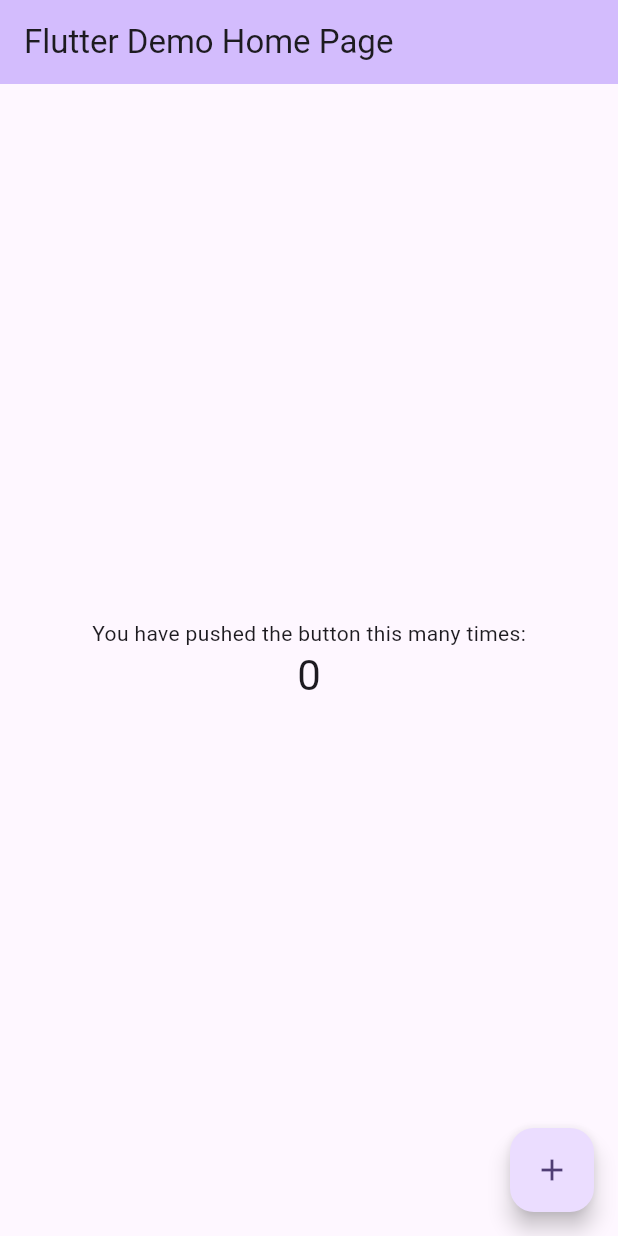
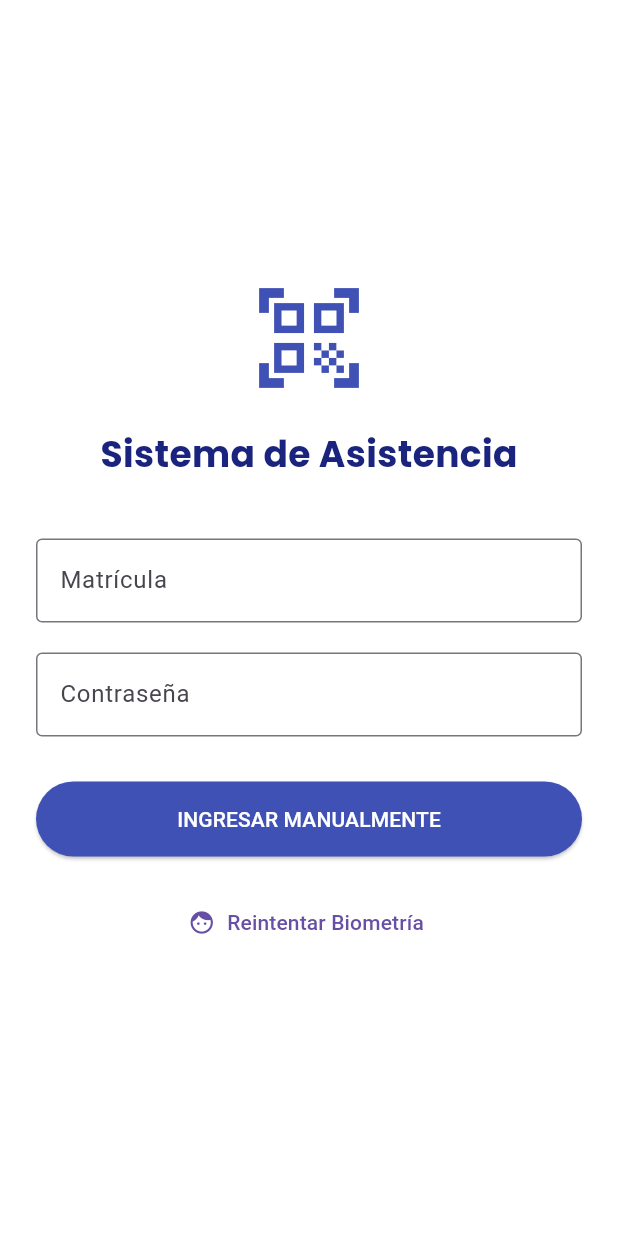
Before and after one commit to AireyuC/ReconocimientoFacial, a Flutter app: the screen it shows after launch, on a phone screen of 412 x 824 dp. Run offline on Flutter 3.47's test engine with Material 3 defaults, Android fonts, the phone set to English and light mode, and no system bars; our stand-ins replace flutter_secure_storage, google_fonts, graphql_flutter, local_auth.

Commit message:
ReconocimientoFacial App funcional

```diff
--- a/u_app/lib/main.dart
+++ b/u_app/lib/main.dart
@@ -1,122 +1,23 @@
 import 'package:flutter/material.dart';
+import 'screens/login_screen.dart'; // Importamos tu pantalla nueva
 
 void main() {
-  runApp(const MyApp());
+  runApp(const UniversityApp());
 }
 
-class MyApp extends StatelessWidget {
-  const MyApp({super.key});
+class UniversityApp extends StatelessWidget {
+  const UniversityApp({super.key});
 
-  // This widget is the root of your application.
   @override
   Widget build(BuildContext context) {
     return MaterialApp(
-      title: 'Flutter Demo',
+      debugShowCheckedModeBanner: false, // Quita la etiqueta "Debug"
+      title: 'Acceso U',
       theme: ThemeData(
-        // This is the theme of your application.
-        //
-        // TRY THIS: Try running your application with "flutter run". You'll see
-        // the application has a purple toolbar. Then, without quitting the app,
-        // try changing the seedColor in the colorScheme below to Colors.green
-        // and then invoke "hot reload" (save your changes or press the "hot
-        // reload" button in a Flutter-supported IDE, or press "r" if you used
-        // the command line to start the app).
-        //
-        // Notice that the counter didn't reset back to zero; the application
-        // state is not lost during the reload. To reset the state, use hot
-        // restart instead.
-        //
-        // This works for code too, not just values: Most code changes can be
-        // tested with just a hot reload.
-        colorScheme: .fromSeed(seedColor: Colors.deepPurple),
+        primarySwatch: Colors.indigo,
+        useMaterial3: true,
       ),
-      home: const MyHomePage(title: 'Flutter Demo Home Page'),
+      home: const LoginScreen(), // <--- Aquí le decimos que inicie en el Login
     );
   }
 }
-
-class MyHomePage extends StatefulWidget {
-  const MyHomePage({super.key, required this.title});
-
-  // This widget is the home page of your application. It is stateful, meaning
-  // that it has a State object (defined below) that contains fields that affect
-  // how it looks.
-
-  // This class is the configuration for the state. It holds the values (in this
-  // case the title) provided by the parent (in this case the App widget) and
-  // used by the build method of the State. Fields in a Widget subclass are
-  // always marked "final".
-
-  final String title;
-
-  @override
-  State<MyHomePage> createState() => _MyHomePageState();
-}
-
-class _MyHomePageState extends State<MyHomePage> {
-  int _counter = 0;
-
-  void _incrementCounter() {
-    setState(() {
-      // This call to setState tells the Flutter framework that something has
-      // changed in this State, which causes it to rerun the build method below
-      // so that the display can reflect the updated values. If we changed
-      // _counter without calling setState(), then the build method would not be
-      // called again, and so nothing would appear to happen.
-      _counter++;
-    });
-  }
-
-  @override
-  Widget build(BuildContext context) {
-    // This method is rerun every time setState is called, for instance as done
-    // by the _incrementCounter method above.
-    //
-    // The Flutter framework has been optimized to make rerunning build methods
-    // fast, so that you can just rebuild anything that needs updating rather
-    // than having to individually change instances of widgets.
-    return Scaffold(
-      appBar: AppBar(
-        // TRY THIS: Try changing the color here to a specific color (to
-        // Colors.amber, perhaps?) and trigger a hot reload to see the AppBar
-        // change color while the other colors stay the same.
-        backgroundColor: Theme.of(context).colorScheme.inversePrimary,
-        // Here we take the value from the MyHomePage object that was created by
-        // the App.build method, and use it to set our appbar title.
-        title: Text(widget.title),
-      ),
-      body: Center(
-        // Center is a layout widget. It takes a single child and positions it
-        // in the middle of the parent.
-        child: Column(
-          // Column is also a layout widget. It takes a list of children and
-          // arranges them vertically. By default, it sizes itself to fit its
-          // children horizontally, and tries to be as tall as its parent.
-          //
-          // Column has various properties to control how it sizes itself and
-          // how it positions its children. Here we use mainAxisAlignment to
-          // center the children vertically; the main axis here is the vertical
-          // axis because Columns are vertical (the cross axis would be
-          // horizontal).
-          //
-          // TRY THIS: Invoke "debug painting" (choose the "Toggle Debug Paint"
-          // action in the IDE, or press "p" in the console), to see the
-          // wireframe for each widget.
-          mainAxisAlignment: .center,
-          children: [
-            const Text('You have pushed the button this many times:'),
-            Text(
-              '$_counter',
-              style: Theme.of(context).textTheme.headlineMedium,
-            ),
-          ],
-        ),
-      ),
-      floatingActionButton: FloatingActionButton(
-        onPressed: _incrementCounter,
-        tooltip: 'Increment',
-        child: const Icon(Icons.add),
-      ),
-    );
-  }
-}
--- /dev/null
+++ b/u_app/lib/screens/login_screen.dart
@@ -0,0 +1,212 @@
+import 'package:flutter/material.dart'; // <--- Corregido 'importar' por 'import'
+import 'package:google_fonts/google_fonts.dart';
+import 'package:local_auth/local_auth.dart';
+import 'package:flutter_secure_storage/flutter_secure_storage.dart';
+import '../services/auth_service.dart';
+import 'home_screen.dart';
+
+class LoginScreen extends StatefulWidget {
+  const LoginScreen({super.key});
+
+  @override
+  State<LoginScreen> createState() => _LoginScreenState();
+}
+
+class _LoginScreenState extends State<LoginScreen> {
+  final _matriculaController = TextEditingController();
+  final _passwordController = TextEditingController();
+
+  final _storage = const FlutterSecureStorage();
+  final _auth = LocalAuthentication();
+  bool _cargando = false;
+
+  @override
+  void initState() {
+    super.initState();
+    // Al iniciar, intentamos entrar directo si ya hay datos guardados
+    _intentarLoginBiometricoAutomatico();
+  }
+
+  // FUNCIÓN 1: LOGIN BIOMÉTRICO (Al abrir la app)
+  Future<void> _intentarLoginBiometricoAutomatico() async {
+    // 1. Verificar si hay datos guardados previamente
+    String? matricula = await _storage.read(key: 'matricula');
+    String? password = await _storage.read(key: 'password');
+
+    // Si no hay datos, paramos aquí (el usuario debe escribir manualmente)
+    if (matricula == null || password == null) return;
+
+    // 2. Verificar si el hardware soporta biometría
+    bool puedeBiometria = await _auth.canCheckBiometrics;
+    if (!puedeBiometria) return;
+
+    try {
+      // 3. PEDIR ROSTRO / HUELLA
+      bool autenticado = await _auth.authenticate(
+        localizedReason: 'Mirá la cámara o usa tu huella',
+        biometricOnly: true,
+        persistAcrossBackgrounding: true,
+      );
+
+      // 4. Si el rostro es correcto, llenamos los campos y entramos
+      if (autenticado) {
+        _matriculaController.text = matricula;
+        _passwordController.text = password;
+
+        // Llamamos al login pasando 'true' para indicar que fue automático
+        _realizarLoginAlServidor(esBiometrico: true);
+      }
+    } catch (e) {
+      print("Error biométrico: $e");
+    }
+  }
+
+  // ------------------------------------------------------------------
+  // FUNCIÓN 2: PREGUNTAR AL USUARIO
+  Future<void> _preguntarSiQuiereGuardarDatos() async {
+    bool puede = await _auth.canCheckBiometrics;
+    if (!puede) return;
+
+    if (!mounted) return;
+
+    bool? acepta = await showDialog<bool>(
+      context: context,
+      barrierDismissible: false,
+      builder: (context) => AlertDialog(
+        title: const Text("Activar Acceso Rápido"),
+        content: Text("¿Quieres vincular tu huella/rostro a la cuenta ${_matriculaController.text}?"), // Muestra la matrícula
+        actions: [
+          TextButton(
+            onPressed: () => Navigator.pop(context, false), // Dijo NO
+            child: const Text("No, usar contraseña"),
+          ),
+          ElevatedButton(
+            onPressed: () => Navigator.pop(context, true), // Dijo SI
+            child: const Text("Sí, activar"),
+          ),
+        ],
+      ),
+    );
+
+    if (acepta == true) {
+      // Dijo SI: Guardamos/Sobreescribimos los datos nuevos
+      await _storage.write(key: 'matricula', value: _matriculaController.text);
+      await _storage.write(key: 'password', value: _passwordController.text);
+
+      ScaffoldMessenger.of(context).showSnackBar(
+        const SnackBar(content: Text("¡Biometría Activada para este usuario!"), backgroundColor: Colors.green),
+      );
+    } else {
+      // Dijo NO: Borramos cualquier dato viejo para evitar confusiones
+      // Así la próxima vez no intentará entrar con la cuenta anterior.
+      await _storage.deleteAll();
+    }
+  }
+
+  // ------------------------------------------------------------------
+  // FUNCIÓN 3: LOGIN AL SERVIDOR
+  Future<void> _realizarLoginAlServidor({bool esBiometrico = false}) async {
+    setState(() { _cargando = true; });
+
+    final authService = AuthService();
+
+    // Login contra Django
+    String? error = await authService.login(
+      _matriculaController.text,
+      _passwordController.text
+    );
+
+    if (!mounted) return;
+    setState(() { _cargando = false; });
+
+    if (error == null) {
+      // --- ÉXITO ---
+
+      // Si entramos MANUALMENTE, verificamos si necesitamos actualizar la biometría
+      if (!esBiometrico) {
+        // Leemos quién estaba guardado antes
+        String? matriculaGuardada = await _storage.read(key: 'matricula');
+
+        // PREGUNTAR SI:
+        // 1. No hay nadie guardado (matriculaGuardada == null)
+        // 2. O El usuario que acaba de entrar es DIFERENTE al guardado
+        if (matriculaGuardada != _matriculaController.text) {
+           await _preguntarSiQuiereGuardarDatos();
+        }
+      }
+
+      // Vamos a la pantalla de Home
+      Navigator.pushReplacement(
+        context,
+        MaterialPageRoute(builder: (context) => HomeScreen(matricula: _matriculaController.text)),
+      );
+    } else {
+      // --- ERROR ---
+      ScaffoldMessenger.of(context).showSnackBar(
+        SnackBar(content: Text("Error: $error"), backgroundColor: Colors.red)
+      );
+    }
+  }
+
+  @override
+  Widget build(BuildContext context) {
+    return Scaffold(
+      backgroundColor: Colors.white,
+      body: SafeArea(
+        child: Padding(
+          padding: const EdgeInsets.all(24.0),
+          child: Column(
+            mainAxisAlignment: MainAxisAlignment.center,
+            children: [
+              const Icon(Icons.qr_code_scanner, size: 80, color: Colors.indigo),
+              const SizedBox(height: 20),
+              Text('Sistema de Asistencia', style: GoogleFonts.poppins(fontSize: 24, fontWeight: FontWeight.bold, color: Colors.indigo[900])),
+              const SizedBox(height: 40),
+
+              if (_cargando)
+                const Column(
+                  children: [
+                    CircularProgressIndicator(),
+                    SizedBox(height: 20),
+                    Text("Verificando identidad en servidor..."),
+                  ],
+                )
+              else
+                Column(
+                  children: [
+                    TextField(
+                      controller: _matriculaController,
+                      decoration: const InputDecoration(labelText: 'Matrícula', border: OutlineInputBorder()),
+                    ),
+                    const SizedBox(height: 20),
+                    TextField(
+                      controller: _passwordController,
+                      obscureText: true,
+                      decoration: const InputDecoration(labelText: 'Contraseña', border: OutlineInputBorder()),
+                    ),
+                    const SizedBox(height: 30),
+
+                    // Botón Manual
+                    ElevatedButton(
+                      onPressed: () => _realizarLoginAlServidor(esBiometrico: false),
+                      style: ElevatedButton.styleFrom(minimumSize: const Size(double.infinity, 50), backgroundColor: Colors.indigo),
+                      child: const Text('INGRESAR MANUALMENTE', style: TextStyle(color: Colors.white)),
+                    ),
+
+                    const SizedBox(height: 20),
+
+                    // Botón Reintentar Biometría
+                    TextButton.icon(
+                      onPressed: _intentarLoginBiometricoAutomatico,
+                      icon: const Icon(Icons.face),
+                      label: const Text("Reintentar Biometría"),
+                    )
+                  ],
+                ),
+            ],
+          ),
+        ),
+      ),
+    );
+  }
+}
```
Also changed, not shown: u_app/lib/screens/home_screen.dart (added, +98 -0 lines), u_app/lib/services/auth_service.dart (added, +85 -0 lines), 9 other files.
